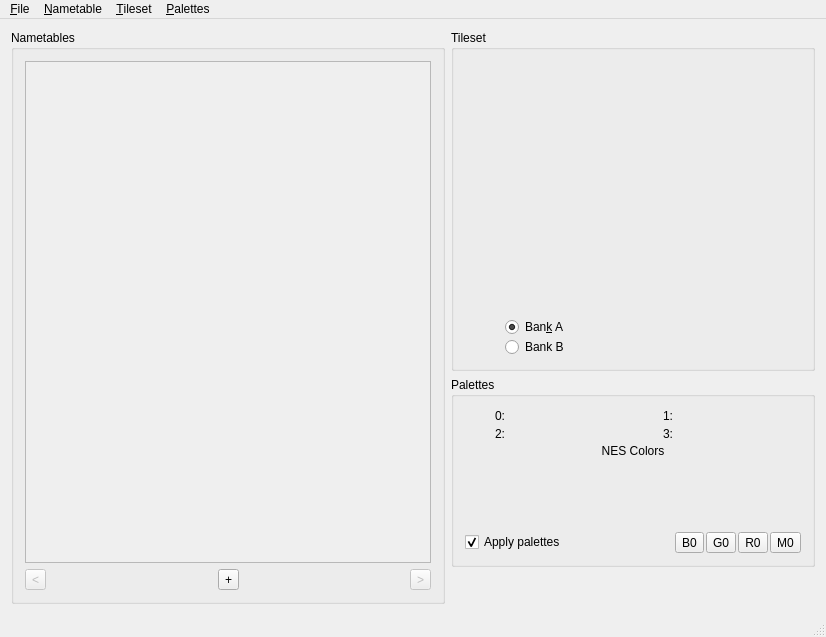
The window that src/mainwindow.ui (jpwhiting/nestool) describes before a commit, drawn with Qt 5.
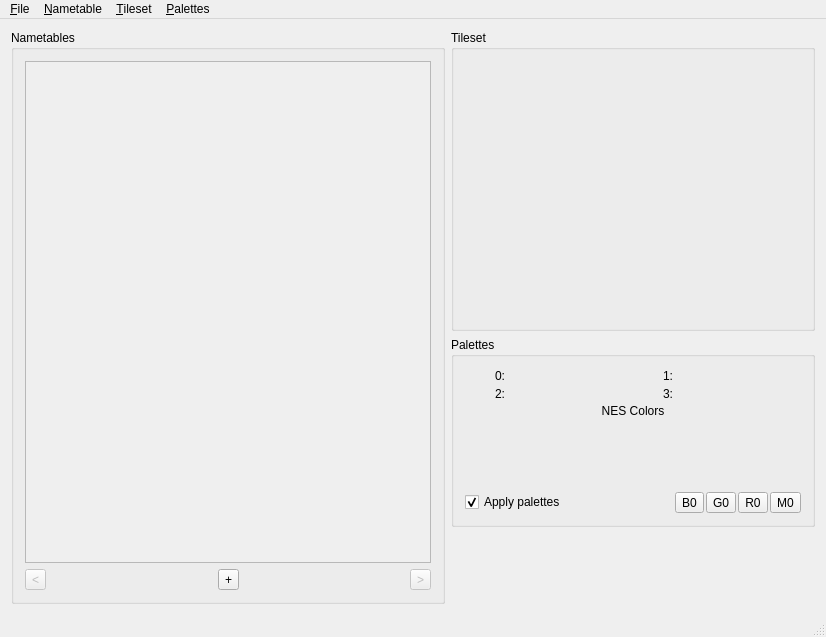
The same window after the commit. Icons and pictures are not drawn. Custom widgets are drawn as their Qt base class.

Commit message:
Move saving and loading of tileset data into the tileset class.
Added a label showing the basename of the tileset above the ui.
Added save CHR and renamed existing save action save CHR As...

```diff
--- a/src/mainwindow.ui
+++ b/src/mainwindow.ui
@@ -38,23 +38,6 @@
          </property>
         </widget>
        </item>
-       <item row="1" column="1">
-        <widget class="QRadioButton" name="bankAButton">
-         <property name="text">
-          <string>Ban&amp;k A</string>
-         </property>
-         <property name="checked">
-          <bool>true</bool>
-         </property>
-        </widget>
-       </item>
-       <item row="2" column="1">
-        <widget class="QRadioButton" name="bankBButton">
-         <property name="text">
-          <string>Bank B</string>
-         </property>
-        </widget>
-       </item>
        <item row="0" column="2">
         <spacer name="horizontalSpacer_3">
          <property name="orientation">
```
Left out of the diff: 12 changed lines with no effect on the pictures. The commit also changes 4 other files.
